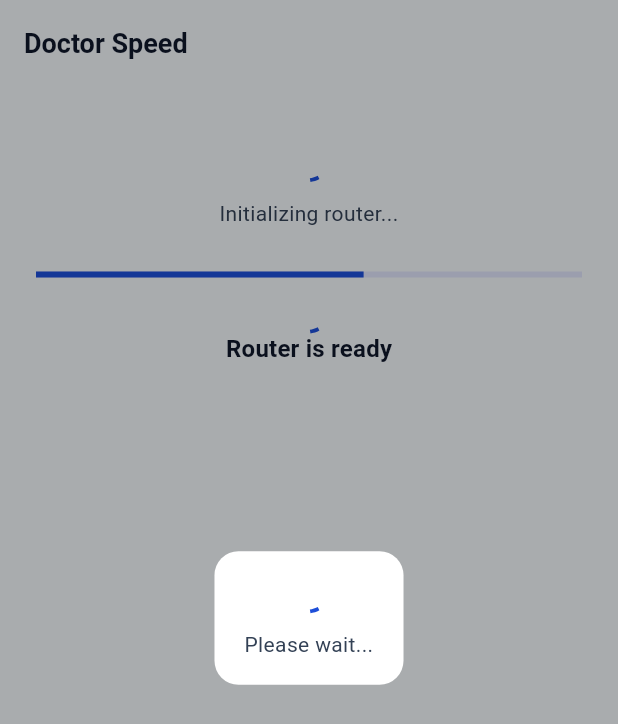
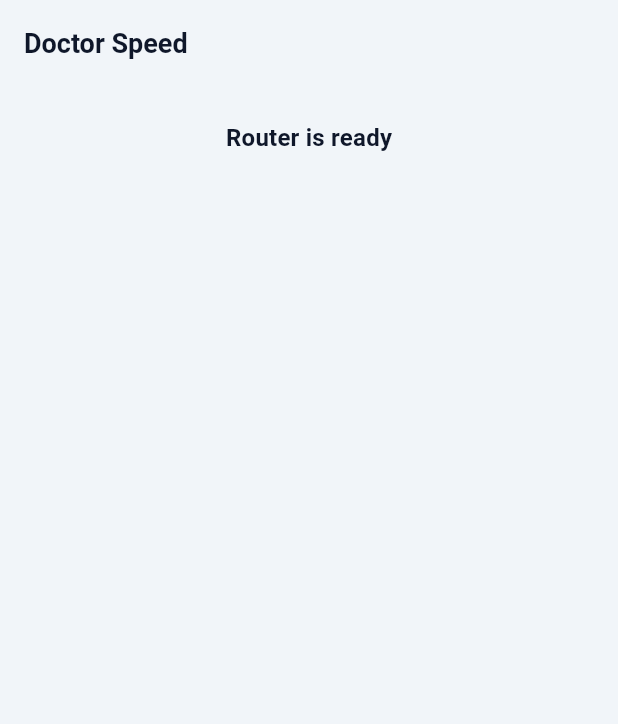
Before and after one commit to kamal635/doctor_speed_app, a Flutter app: the screen it shows after launch, on a phone screen of 412 x 824 dp. Shown: the top 724 px of the screen. Run offline on Flutter 3.47's test engine with Material 3 defaults, Android fonts, the phone set to English and light mode, and no system bars; our stand-ins replace dio, flutter_riverpod, flutter_secure_storage, go_router, shared_preferences.

```diff
--- a/lib/app/router/app_router.dart
+++ b/lib/app/router/app_router.dart
@@ -1,8 +1,4 @@
-import 'package:doctor_speed_app/shared/widgets/app_gaps.dart';
-import 'package:doctor_speed_app/shared/widgets/loading/app_inline_loading.dart';
-import 'package:doctor_speed_app/shared/widgets/loading/app_linear_loading.dart';
-import 'package:doctor_speed_app/shared/widgets/loading/app_loading_indicator.dart';
-import 'package:doctor_speed_app/shared/widgets/loading/app_loading_overlay.dart';
+import 'package:doctor_speed_app/core/extensions/build_context_theme_x.dart';
 import 'package:flutter/material.dart';
 import 'package:go_router/go_router.dart';
 
@@ -25,10 +21,7 @@ class _PlaceholderPage extends StatelessWidget {
 
   @override
   Widget build(BuildContext context) {
-    return AppLoadingOverlay(
-      isLoading: true,
-      message: 'Please wait...',
-      child: Scaffold(
+    return Scaffold(
       appBar: AppBar(title: const Text('Doctor Speed')),
       body: SingleChildScrollView(
         child: Padding(
@@ -36,22 +29,16 @@ class _PlaceholderPage extends StatelessWidget {
           child: Column(
             mainAxisAlignment: MainAxisAlignment.center,
             children: [
-                const AppInlineLoading(message: 'Initializing router...'),
-                AppGaps.h12,
-                const AppLinearLoading(value: 0.6),
-                AppGaps.h12,
-                const AppLoadingIndicator(),
               Center(
                 child: Text(
                   'Router is ready',
-                    style: Theme.of(context).textTheme.titleMedium,
+                  style: context.textTheme.titleMedium,
                 ),
               ),
             ],
           ),
         ),
       ),
-      ),
     );
   }
 }
--- a/lib/shared/widgets/loading/app_loading_overlay.dart
+++ b/lib/shared/widgets/loading/app_loading_overlay.dart
@@ -42,7 +42,7 @@ class AppLoadingOverlay extends StatelessWidget {
                     vertical: 16,
                   ),
                   decoration: BoxDecoration(
-                    color: Theme.of(context).colorScheme.surface,
+                    color: context.colorScheme.surface,
                     borderRadius: AppRadius.radiusLg,
                   ),
                   child: Column(
@@ -54,7 +54,7 @@ class AppLoadingOverlay extends StatelessWidget {
                         Text(
                           message!,
                           textAlign: TextAlign.center,
-                          style: Theme.of(context).textTheme.bodyMedium,
+                          style: context.textTheme.bodyMedium,
                         ),
                       ],
                     ],
--- a/pubspec.yaml
+++ b/pubspec.yaml
@@ -43,14 +43,15 @@ dependencies:
   json_annotation: ^4.11.0
   permission_handler: ^12.0.1
   shared_preferences: ^2.5.5
+  skeletonizer: ^2.1.3
 
 dev_dependencies:
   build_runner: ^2.13.1
   flutter_lints: ^6.0.0
   flutter_test:
     sdk: flutter
+  freezed: ^3.2.5
   json_serializable: ^6.13.1
-  freezed: ^3.2.5
 
 # For information on the generic Dart part of this file, see the
 # following page: https://dart.dev/tools/pub/pubspec
```
Also changed, not shown: pubspec.lock. Lines whose indentation alone changed are shown as unchanged.
